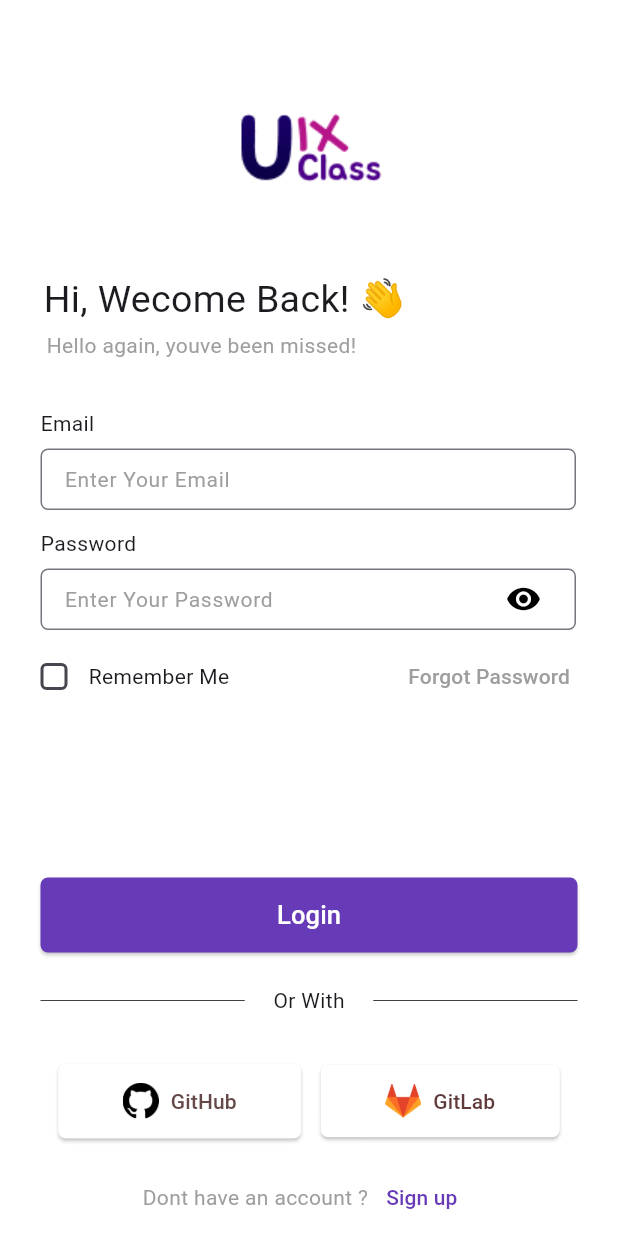
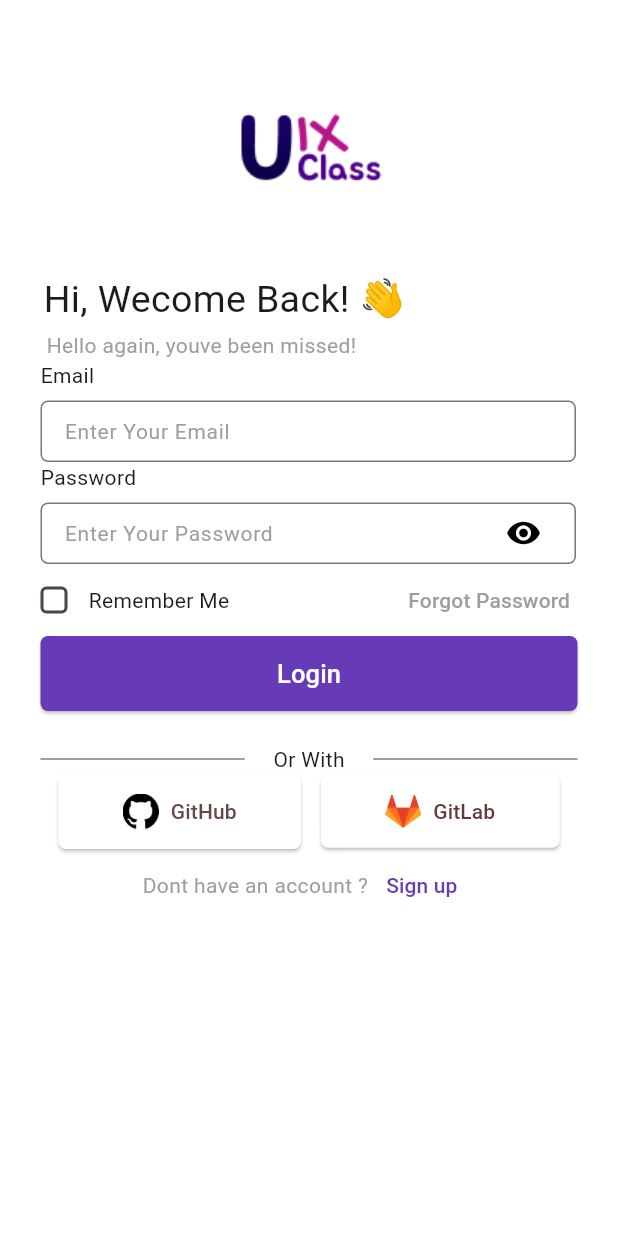
Before and after one commit to nikita-velikikh/color_app, a Flutter app: the screen it shows after launch, on a phone screen of 412 x 824 dp. Run offline on Flutter 3.47's test engine with Material 3 defaults, Android fonts, the phone set to English and light mode, and no system bars.

Commit message:
changed the indentation

```diff
--- a/lib/src/screens_login/custom_login_screen.dart
+++ b/lib/src/screens_login/custom_login_screen.dart
@@ -54,20 +54,21 @@ class _LoginScreenState extends State<LoginScreen> {
                 ),
               ),
             ),
-            SizedBox(height: 32),
-            const EmailField(),
-            SizedBox(height: 12),
-            const PasswordField(),
-            SizedBox(height: 7),
-            PasswordInfo(),
-            SizedBox(height: 110),
-            const ButtonsAndLines(),
-            SizedBox(height: 32),
-            const IconButtons(),
-            SizedBox(
-              height: 15,
+            Spacer(flex: 2),
+            Expanded(child: EmailField()),
+            Spacer(flex: 1),
+            Expanded(child: PasswordField()),
+            Spacer(flex: 1),
+            Expanded(
+              child: PasswordInfo(),
             ),
-            const Registration(),
+            Spacer(flex: 3),
+            Expanded(child: ButtonsAndLines()),
+            Spacer(flex: 2),
+            Expanded(child: IconButtons()),
+            Spacer(flex: 1),
+            Expanded(child: Registration()),
+            Spacer(flex: 1),
           ],
         ),
       ),
```
